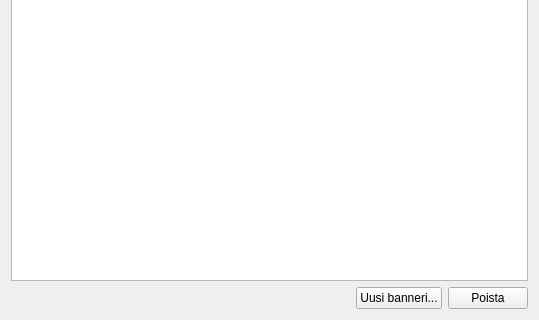
The window that kitsas/maaritys/bannermaaritys.ui (artoh/kitupiikki) describes before a commit, drawn with Qt 5; both pictures show x 0 to 539 and y 151 to 471 of the 539 by 471 pixel window.
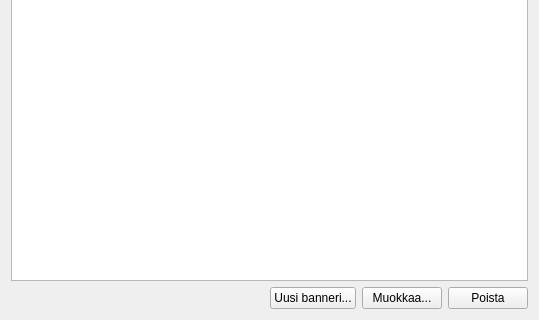
The same window after the commit. Icons and pictures are not drawn.

The edit to the form file:
```diff
--- a/kitsas/maaritys/bannermaaritys.ui
+++ b/kitsas/maaritys/bannermaaritys.ui
@@ -59,6 +59,17 @@
        </property>
       </widget>
      </item>
+     <item>
+      <widget class="QPushButton" name="muokkaaNappi">
+       <property name="text">
+        <string>Muokkaa...</string>
+       </property>
+       <property name="icon">
+        <iconset resource="../pic/pic.qrc">
+         <normaloff>:/pic/muokkaa.png</normaloff>:/pic/muokkaa.png</iconset>
+       </property>
+      </widget>
+     </item>
      <item>
       <widget class="QPushButton" name="poistaNappi">
        <property name="text">
```
